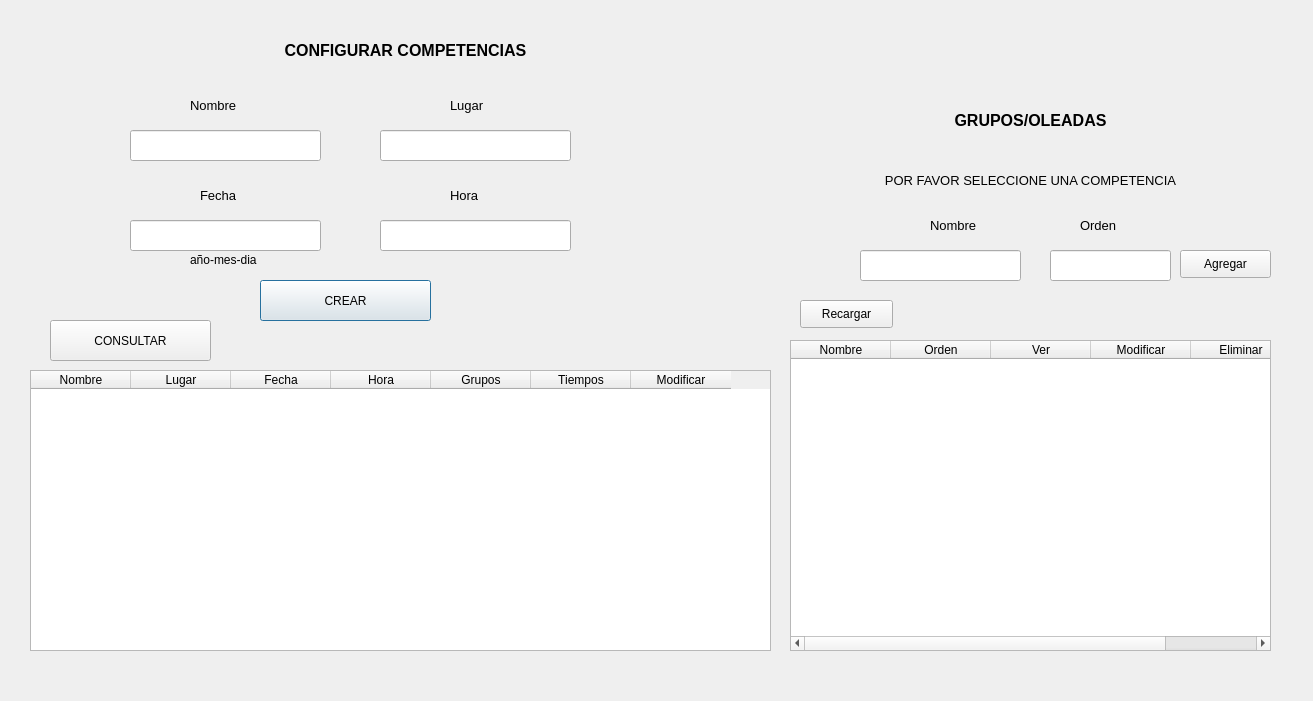
The window that qt/competenciasView.ui (germang2/CrossfitTimer) describes before a commit, drawn with Qt 5.
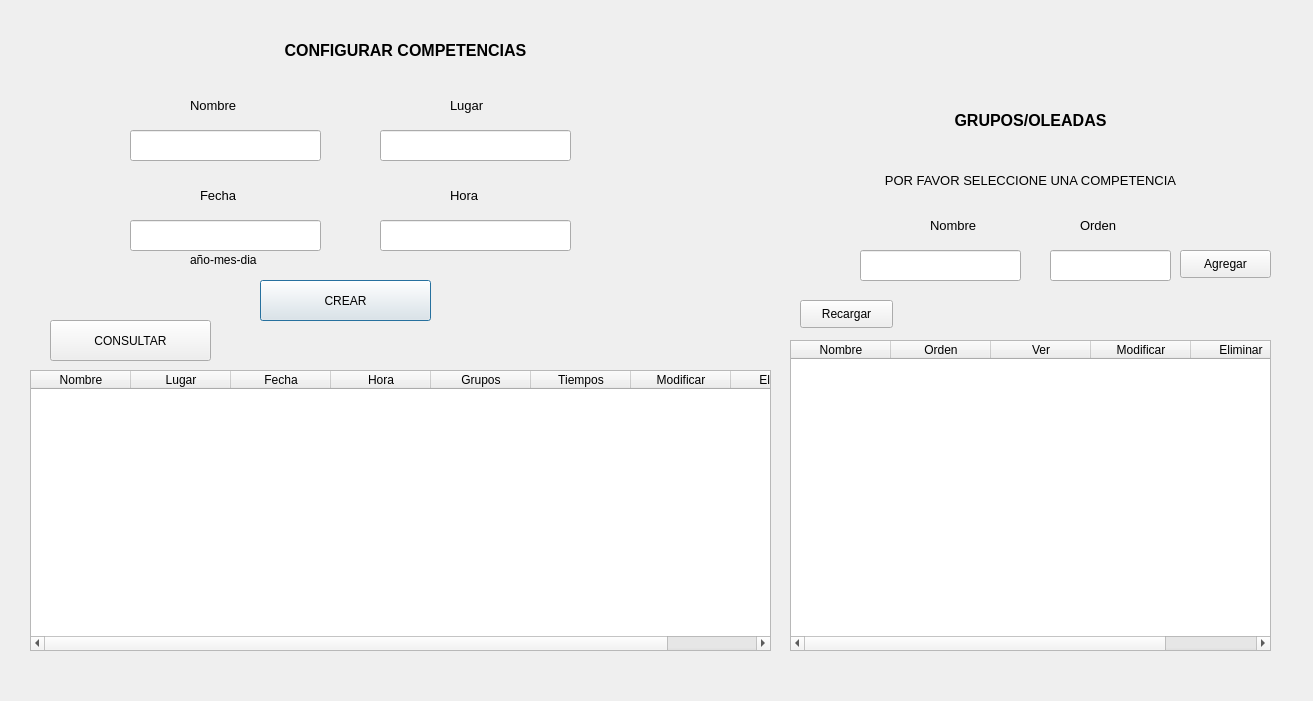
The same window after the commit.

Commit message: enable button to delete competences with confirmation window

Diff of the .ui file:
```diff
--- a/qt/competenciasView.ui
+++ b/qt/competenciasView.ui
@@ -282,6 +282,11 @@
      <string>Modificar</string>
     </property>
    </column>
+   <column>
+    <property name="text">
+     <string>Eliminar</string>
+    </property>
+   </column>
   </widget>
   <widget class="QPushButton" name="btn_get_all_competitions">
    <property name="geometry">
```
The commit also changes 2 other files.
